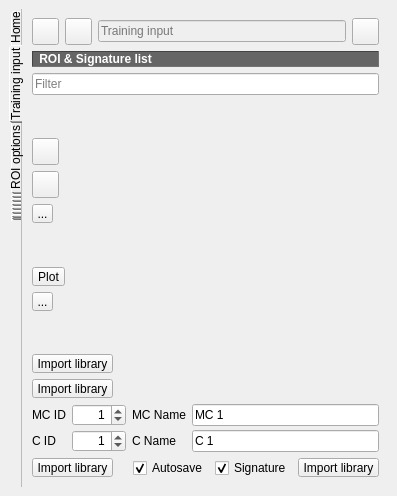
Above: ui/ui_semiautomaticclassificationplugin_dock_class.ui from semiautomaticgit/SemiAutomaticClassificationPlugin before the change. Below: the same form after it.
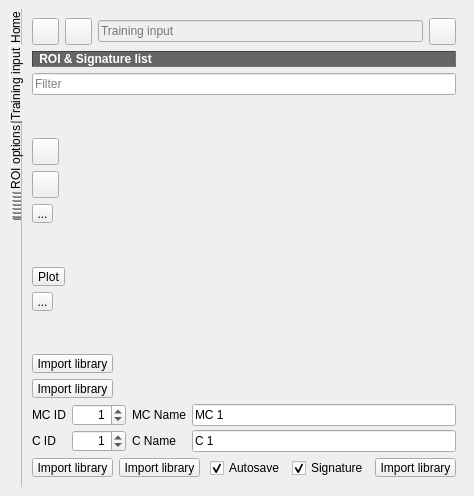
That is the form after the change. The open tabs and pages were chosen to show the change. Icons and pictures are not drawn.

Patch:
```diff
--- a/ui/ui_semiautomaticclassificationplugin_dock_class.ui
+++ b/ui/ui_semiautomaticclassificationplugin_dock_class.ui
@@ -899,6 +899,29 @@
               </property>
              </widget>
             </item>
+            <item>
+             <widget class="QToolButton" name="redo_save_Button">
+              <property name="toolTip">
+               <string>&lt;html&gt;&lt;head/&gt;&lt;body&gt;&lt;p&gt;Redo ROI save&lt;/p&gt;&lt;/body&gt;&lt;/html&gt;</string>
+              </property>
+              <property name="styleSheet">
+               <string notr="true">margin: 0px;padding: 0px;</string>
+              </property>
+              <property name="text">
+               <string>Import library</string>
+              </property>
+              <property name="icon">
+               <iconset resource="resources.qrc">
+                <normaloff>:/plugins/semiautomaticclassificationplugin/icons/semiautomaticclassificationplugin_redo_save_roi.svg</normaloff>:/plugins/semiautomaticclassificationplugin/icons/semiautomaticclassificationplugin_redo_save_roi.svg</iconset>
+              </property>
+              <property name="iconSize">
+               <size>
+                <width>22</width>
+                <height>22</height>
+               </size>
+              </property>
+             </widget>
+            </item>
             <item>
              <spacer name="horizontalSpacer">
               <property name="orientation">
```
